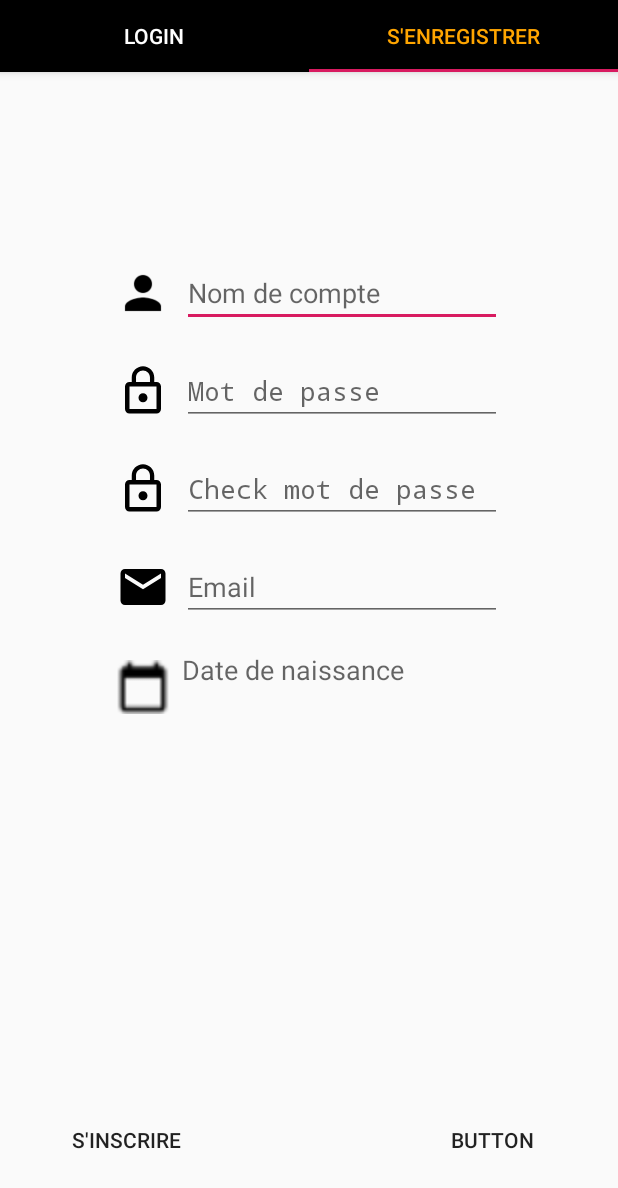
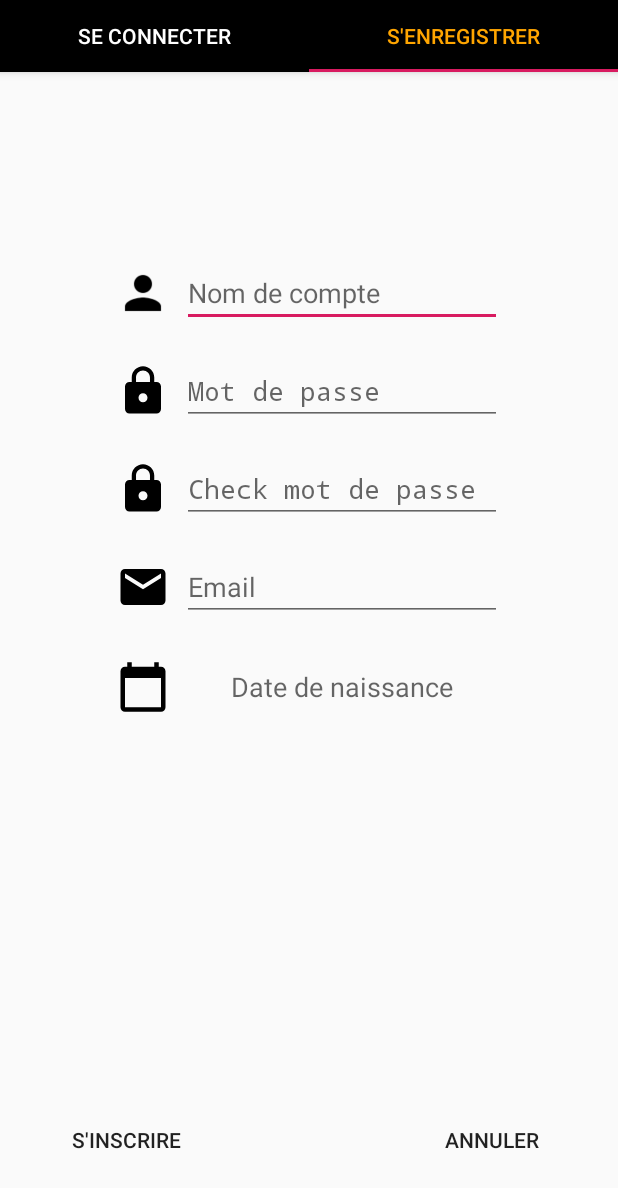
Before and after one commit to HunteRoi/bepway.front.mobile, an Android app: the screen it shows after launch (LoginActivity), tab 2 chosen, on a phone screen of 412 x 824 dp. Shown: the top 1188 px of the screen. Run offline under Robolectric (Android 15) with nearby library versions, the phone set to English and light mode, and no system bars.

Commit message:
Put all strings in strings file

```diff
--- a/App/BepWay/app/src/main/java/com/henallux/bepway/features/activities/CompaniesActivity.java
+++ b/App/BepWay/app/src/main/java/com/henallux/bepway/features/activities/CompaniesActivity.java
@@ -32,7 +32,6 @@ public class CompaniesActivity extends AppCompatActivity {
     private ArrayList<Company> allCompanies;
     private ArrayList<Company> searchedCompanies;
     private Dialog dialog;
-    private SearchView searchView;
     private MenuItem nameFilter;
     private MenuItem sectorFilter;
 
@@ -40,7 +39,9 @@ public class CompaniesActivity extends AppCompatActivity {
     protected void onCreate(Bundle savedInstanceState) {
         super.onCreate(savedInstanceState);
         setContentView(R.layout.list_layout_companies);
-        searchView = findViewById(R.id.searchViewCompanies);
+
+        SearchView searchView = findViewById(R.id.searchViewCompanies);
+
         companiesToDisplay = findViewById(R.id.recyclerView);
         companiesToDisplay.addOnItemTouchListener(new RecyclerItemClickListener(this.getApplicationContext(), companiesToDisplay, new RecyclerItemClickListener.OnItemClickListener() {
             @Override
--- a/App/BepWay/app/src/main/java/com/henallux/bepway/features/activities/LoginActivity.java
+++ b/App/BepWay/app/src/main/java/com/henallux/bepway/features/activities/LoginActivity.java
@@ -1,12 +1,9 @@
 package com.henallux.bepway.features.activities;
 
-import android.graphics.Color;
 import android.support.design.widget.TabLayout;
 import android.support.v4.app.FragmentActivity;
 import android.support.v4.view.ViewPager;
 import android.os.Bundle;
-import android.support.v7.widget.Toolbar;
-
 import com.henallux.bepway.R;
 import com.henallux.bepway.features.adapters.SectionsPageAdapter;
 import com.henallux.bepway.features.fragment.LogFragment;
@@ -34,8 +31,8 @@ public class LoginActivity extends FragmentActivity {
 
     private void setupViewPager(ViewPager viewPager){
         SectionsPageAdapter adapter = new SectionsPageAdapter(getSupportFragmentManager());
-        adapter.addFragment(new LogFragment(), "Login");
-        adapter.addFragment(new RegisterFragment(), "S'enregistrer");
+        adapter.addFragment(new LogFragment(), getString(R.string.title_tab_login));
+        adapter.addFragment(new RegisterFragment(), getString(R.string.title_tab_regiser));
         viewPager.setAdapter(adapter);
     }
 }
--- a/App/BepWay/app/src/main/java/com/henallux/bepway/features/activities/MainActivity.java
+++ b/App/BepWay/app/src/main/java/com/henallux/bepway/features/activities/MainActivity.java
@@ -45,14 +45,8 @@ public class MainActivity extends AppCompatActivity {
                                 break;
                             default : break;
                         }
-                        // set item as selected to persist highlight
                         menuItem.setChecked(true);
-                        // close drawer when item is tapped
                         drawerLayout.closeDrawers();
-
-                        // Add code here to update the UI based on the item selected
-                        // For example, swap UI fragments here
-
                         return true;
                     }
                 });
--- a/App/BepWay/app/src/main/java/com/henallux/bepway/features/activities/MapActivity.java
+++ b/App/BepWay/app/src/main/java/com/henallux/bepway/features/activities/MapActivity.java
@@ -29,8 +29,8 @@ public class MapActivity extends AppCompatActivity {
     private LoadZonings loadZoning;
     private ArrayList<Zoning>allZonings;
     private LocationManager manager;
+    private SurfaceMap surfaceMap;
     private LocationListener listener;
-    private SurfaceMap surfaceMap;
 
     @Override
     protected void onCreate(Bundle savedInstanceState) {
--- a/App/BepWay/app/src/main/java/com/henallux/bepway/features/fragment/LogFragment.java
+++ b/App/BepWay/app/src/main/java/com/henallux/bepway/features/fragment/LogFragment.java
@@ -5,7 +5,6 @@ import android.os.Bundle;
 import android.support.annotation.NonNull;
 import android.support.annotation.Nullable;
 import android.support.v4.app.Fragment;
-import android.util.Log;
 import android.view.LayoutInflater;
 import android.view.View;
 import android.view.ViewGroup;
@@ -13,6 +12,7 @@ import android.widget.Button;
 
 import com.henallux.bepway.R;
 import com.henallux.bepway.features.activities.MainActivity;
+import com.henallux.bepway.features.activities.ZoningsActivity;
 
 public class LogFragment extends Fragment {
     public LogFragment(){
@@ -34,7 +34,6 @@ public class LogFragment extends Fragment {
             public void onClick(View v) {
                 // Mettre en place la connection
                 Intent intent = new Intent(getActivity(), MainActivity.class);
-                Log.i("PhoneCrash", "intent created");
                 getActivity().startActivity(intent);
                 getActivity().finish();
             }
--- a/App/BepWay/app/src/main/java/com/henallux/bepway/features/fragment/RegisterFragment.java
+++ b/App/BepWay/app/src/main/java/com/henallux/bepway/features/fragment/RegisterFragment.java
@@ -7,6 +7,7 @@ import android.os.Bundle;
 import android.support.annotation.NonNull;
 import android.support.annotation.Nullable;
 import android.support.v4.app.Fragment;
+import android.util.Patterns;
 import android.view.LayoutInflater;
 import android.view.View;
 import android.view.ViewGroup;
@@ -17,25 +18,35 @@ import android.widget.TextView;
 
 import com.henallux.bepway.R;
 
+import java.text.SimpleDateFormat;
 import java.util.Calendar;
+import java.util.Date;
 
 public class RegisterFragment extends Fragment {
 
     private TextView displayDate;
     private DatePickerDialog.OnDateSetListener dateSetListener;
+    private Date birthDate;
+    private EditText usernameInput;
+    private EditText emailInput;
+    private EditText passwordInput;
+    private EditText passwordCheckInput;
 
     @Nullable
     @Override
     public View onCreateView(@NonNull LayoutInflater inflater, @Nullable ViewGroup container, @Nullable Bundle savedInstanceState) {
         View view = inflater.inflate(R.layout.fragment_register, container, false);
         Button createButton = view.findViewById(R.id.createAccountButton);
-        final EditText usernameInput = view.findViewById(R.id.usernameInput);
+        usernameInput = view.findViewById(R.id.usernameInput);
+        passwordInput = view.findViewById(R.id.passwordInput);
+        passwordCheckInput = view.findViewById(R.id.passwordCheckInput);
+        emailInput = view.findViewById(R.id.emailInput);
         displayDate = view.findViewById(R.id.registerBirthdate);
 
         createButton.setOnClickListener(new View.OnClickListener() {
             @Override
             public void onClick(View v) {
-                usernameInput.setError("Test erreur");
+                checkForm();
             }
         });
 
@@ -59,10 +70,27 @@ public class RegisterFragment extends Fragment {
 
             @Override
             public void onDateSet(DatePicker view, int year, int month, int dayOfMonth) {
-                // create object etc
+                String date = dayOfMonth+"/"+(month+1)+"/"+year;
+                SimpleDateFormat formater = new SimpleDateFormat("dd/MM/yyyy");
+                try{
+                  birthDate = formater.parse(date);
+                  displayDate.setText(formater.format(birthDate));
+                }
+                catch(Exception ex) {
+
+                }
             }
         };
 
         return view;
     }
+
+    private void checkForm(){
+        if(usernameInput.getText().toString().isEmpty()) usernameInput.setError(getString(R.string.empty_field_error));
+        if(passwordInput.getText().toString().isEmpty())passwordInput.setError(getString(R.string.empty_field_error));
+        if(passwordCheckInput.getText().toString().isEmpty())passwordCheckInput.setError(getString(R.string.empty_field_error));
+        if(!passwordInput.getText().toString().equals(passwordCheckInput.getText().toString())) passwordCheckInput.setError(getString(R.string.passwords_dont_match_error));
+        if(emailInput.getText().toString().isEmpty()) emailInput.setError(getString(R.string.empty_field_error));
+        else if(!Patterns.EMAIL_ADDRESS.matcher(emailInput.getText().toString()).matches()) emailInput.setError(getString(R.string.invalid_email_error));
+    }
 }
--- /dev/null
+++ b/App/BepWay/app/src/main/res/drawable/ic_calendar.xml
@@ -0,0 +1,13 @@
+<?xml version="1.0" encoding="utf-8"?>
+<vector xmlns:android="http://schemas.android.com/apk/res/android"
+    android:width="24dp"
+    android:height="24dp"
+    android:viewportWidth="24"
+    android:viewportHeight="24">
+
+    <path
+        android:fillColor="#000000"
+        android:pathData="M20 3h-1V1h-2v2H7V1H5v2H4c-1.1 0-2 0.9-2 2v16c0 1.1 0.9 2 2 2h16c1.1 0 2-0.9 2-2V5c0-1.1-0.9-2-2-2zm0 18H4V8h16v13z" />
+    <path
+        android:pathData="M0 0h24v24H0z" />
+</vector>
--- a/App/BepWay/app/src/main/res/drawable/ic_lock.xml
+++ b/App/BepWay/app/src/main/res/drawable/ic_lock.xml
@@ -1,9 +1,13 @@
+<?xml version="1.0" encoding="utf-8"?>
 <vector xmlns:android="http://schemas.android.com/apk/res/android"
-        android:width="24dp"
-        android:height="24dp"
-        android:viewportWidth="24.0"
-        android:viewportHeight="24.0">
+    android:width="24dp"
+    android:height="24dp"
+    android:viewportWidth="24"
+    android:viewportHeight="24">
+
     <path
-        android:fillColor="#FF000000"
-        android:pathData="M12,17c1.1,0 2,-0.9 2,-2s-0.9,-2 -2,-2 -2,0.9 -2,2 0.9,2 2,2zM18,8h-1L17,6c0,-2.76 -2.24,-5 -5,-5S7,3.24 7,6v2L6,8c-1.1,0 -2,0.9 -2,2v10c0,1.1 0.9,2 2,2h12c1.1,0 2,-0.9 2,-2L20,10c0,-1.1 -0.9,-2 -2,-2zM8.9,6c0,-1.71 1.39,-3.1 3.1,-3.1s3.1,1.39 3.1,3.1v2L8.9,8L8.9,6zM18,20L6,20L6,10h12v10z"/>
+        android:pathData="M0 0h24v24H0z" />
+    <path
+        android:fillColor="#000000"
+        android:pathData="M18 8h-1V6c0-2.76-2.24-5-5-5S7 3.24 7 6v2H6c-1.1 0-2 0.9-2 2v10c0 1.1 0.9 2 2 2h12c1.1 0 2-0.9 2-2V10c0-1.1-0.9-2-2-2zm-6 9c-1.1 0-2-0.9-2-2s0.9-2 2-2 2 0.9 2 2-0.9 2-2 2zm3.1-9H8.9V6c0-1.71 1.39-3.1 3.1-3.1 1.71 0 3.1 1.39 3.1 3.1v2z" />
 </vector>
--- a/App/BepWay/app/src/main/res/layout/fragment_log.xml
+++ b/App/BepWay/app/src/main/res/layout/fragment_log.xml
@@ -14,7 +14,7 @@
         android:layout_marginTop="80dp"
         android:layout_marginEnd="8dp"
         android:ems="10"
-        android:hint="Username"
+        android:hint="@string/username_hint"
         android:inputType="textPersonName"
         app:layout_constraintEnd_toEndOf="parent"
         app:layout_constraintStart_toStartOf="parent"
@@ -37,7 +37,7 @@
         android:layout_marginTop="20dp"
         android:layout_marginEnd="8dp"
         android:ems="10"
-        android:hint="Password"
+        android:hint="@string/password_hint"
         android:inputType="textPassword"
         app:layout_constraintEnd_toEndOf="parent"
         app:layout_constraintStart_toStartOf="parent"
@@ -73,7 +73,7 @@
         android:layout_marginTop="40dp"
         android:layout_marginEnd="8dp"
         android:background="?selectableItemBackgroundBorderless"
-        android:text="Se connecter"
+        android:text="@string/connection_button"
         app:layout_constraintEnd_toEndOf="parent"
         app:layout_constraintStart_toStartOf="parent"
         app:layout_constraintTop_toBottomOf="@+id/editText2" />
--- a/App/BepWay/app/src/main/res/layout/fragment_register.xml
+++ b/App/BepWay/app/src/main/res/layout/fragment_register.xml
@@ -34,7 +34,7 @@
             android:layout_height="wrap_content"
             android:layout_marginEnd="8dp"
             android:ems="10"
-            android:hint="Nom de compte"
+            android:hint="@string/username_hint"
             android:inputType="text"
             app:layout_constraintEnd_toEndOf="parent" />
 
@@ -57,18 +57,18 @@
             android:layout_marginStart="8dp"
             android:layout_marginEnd="8dp"
             android:src="@drawable/ic_lock"
-            app:layout_constraintBottom_toBottomOf="@+id/editText4"
-            app:layout_constraintEnd_toStartOf="@+id/editText4"
+            app:layout_constraintBottom_toBottomOf="@+id/passwordInput"
+            app:layout_constraintEnd_toStartOf="@+id/passwordInput"
             app:layout_constraintStart_toStartOf="parent"
-            app:layout_constraintTop_toTopOf="@+id/editText4" />
+            app:layout_constraintTop_toTopOf="@+id/passwordInput" />
 
         <EditText
-            android:id="@+id/editText4"
+            android:id="@+id/passwordInput"
             android:layout_width="wrap_content"
             android:layout_height="wrap_content"
             android:layout_marginEnd="8dp"
             android:ems="10"
-            android:hint="Mot de passe"
+            android:hint="@string/password_hint"
             android:inputType="textPassword"
             app:layout_constraintEnd_toEndOf="parent" />
 
@@ -93,18 +93,18 @@
             android:layout_marginStart="8dp"
             android:layout_marginEnd="8dp"
             android:src="@drawable/ic_lock"
-            app:layout_constraintBottom_toBottomOf="@+id/editText6"
-            app:layout_constraintEnd_toStartOf="@+id/editText6"
+            app:layout_constraintBottom_toBottomOf="@+id/passwordCheckInput"
+            app:layout_constraintEnd_toStartOf="@+id/passwordCheckInput"
             app:layout_constraintStart_toStartOf="parent"
-            app:layout_constraintTop_toTopOf="@+id/editText6" />
+            app:layout_constraintTop_toTopOf="@+id/passwordCheckInput" />
 
         <EditText
-            android:id="@+id/editText6"
+            android:id="@+id/passwordCheckInput"
             android:layout_width="wrap_content"
             android:layout_height="wrap_content"
             android:layout_marginEnd="8dp"
             android:ems="10"
-            android:hint="Check mot de passe"
+            android:hint="@string/check_password_hint"
             android:inputType="textPassword"
             app:layout_constraintEnd_toEndOf="parent" />
 
@@ -128,19 +128,19 @@
             android:layout_marginStart="8dp"
             android:layout_marginEnd="8dp"
             android:src="@drawable/ic_email"
-            app:layout_constraintBottom_toBottomOf="@+id/editText5"
-            app:layout_constraintEnd_toStartOf="@+id/editText5"
+            app:layout_constraintBottom_toBottomOf="@+id/emailInput"
+            app:layout_constraintEnd_toStartOf="@+id/emailInput"
             app:layout_constraintStart_toStartOf="parent"
-            app:layout_constraintTop_toTopOf="@+id/editText5" />
+            app:layout_constraintTop_toTopOf="@+id/emailInput" />
 
         <EditText
-            android:id="@+id/editText5"
+            android:id="@+id/emailInput"
             android:layout_width="wrap_content"
             android:layout_height="wrap_content"
             android:layout_marginEnd="8dp"
             android:ems="10"
-            android:hint="Email"
-            android:inputType="text"
+            android:hint="@string/email_hint"
+            android:inputType="textEmailAddress"
             app:layout_constraintEnd_toEndOf="parent" />
 
     </android.support.constraint.ConstraintLayout>
@@ -171,11 +171,11 @@
             android:id="@+id/registerBirthdate"
             android:layout_width="wrap_content"
             android:layout_height="48dp"
+            android:gravity="center"
             android:layout_marginEnd="8dp"
             android:ems="10"
-            android:hint="Date de naissance"
+            android:hint="@string/birthdate_hint"
             android:inputType="textPersonName"
-            android:textAlignment="textStart"
             android:textSize="18sp"
             app:layout_constraintEnd_toEndOf="parent" />
 
@@ -188,7 +188,7 @@
         android:layout_marginStart="40dp"
         android:layout_marginBottom="40dp"
         android:background="?selectableItemBackgroundBorderless"
-        android:text="S'inscrire"
+        android:text="@string/register_button"
         app:layout_constraintBottom_toBottomOf="parent"
         app:layout_constraintStart_toStartOf="parent" />
 
@@ -199,7 +199,7 @@
         android:layout_marginEnd="40dp"
         android:layout_marginBottom="40dp"
         android:background="?selectableItemBackgroundBorderless"
-        android:text="Button"
+        android:text="@string/cancel_button"
         app:layout_constraintBottom_toBottomOf="parent"
         app:layout_constraintEnd_toEndOf="parent" />
 
--- a/App/BepWay/app/src/main/res/layout/list_item_company_layout.xml
+++ b/App/BepWay/app/src/main/res/layout/list_item_company_layout.xml
@@ -38,7 +38,6 @@
             android:layout_marginStart="5dp"
             android:layout_marginTop="8dp"
             android:layout_marginEnd="8dp"
-            android:text="@string/textview"
             android:textAlignment="textStart"
             android:textStyle="bold"
             app:layout_constraintEnd_toEndOf="parent"
@@ -53,7 +52,6 @@
             android:layout_marginStart="5dp"
             android:layout_marginTop="10dp"
             android:layout_marginEnd="8dp"
-            android:text="TextView"
             app:layout_constraintEnd_toEndOf="parent"
             app:layout_constraintHorizontal_bias="0.0"
             app:layout_constraintStart_toStartOf="parent"
@@ -66,7 +64,6 @@
             android:layout_marginStart="5dp"
             android:layout_marginTop="10dp"
             android:layout_marginEnd="8dp"
-            android:text="TextView"
             app:layout_constraintEnd_toEndOf="parent"
             app:layout_constraintHorizontal_bias="0.0"
             app:layout_constraintStart_toStartOf="parent"
--- a/App/BepWay/app/src/main/res/layout/list_item_zoning_layout.xml
+++ b/App/BepWay/app/src/main/res/layout/list_item_zoning_layout.xml
@@ -27,7 +27,6 @@
             android:layout_marginStart="8dp"
             android:layout_marginTop="8dp"
             android:layout_marginEnd="8dp"
-            android:text="TextView"
             app:layout_constraintEnd_toEndOf="parent"
             app:layout_constraintHorizontal_bias="0.0"
             app:layout_constraintStart_toStartOf="parent"
@@ -40,7 +39,6 @@
             android:layout_marginStart="8dp"
             android:layout_marginTop="10dp"
             android:layout_marginEnd="8dp"
-            android:text="TextView"
             app:layout_constraintEnd_toEndOf="parent"
             app:layout_constraintHorizontal_bias="0.0"
             app:layout_constraintStart_toStartOf="parent"
--- a/App/BepWay/app/src/main/res/menu/filter_search_layout.xml
+++ b/App/BepWay/app/src/main/res/menu/filter_search_layout.xml
@@ -6,13 +6,13 @@
         android:checked="false"
         android:checkable="true"
         android:enabled="true"
-        android:title="Name"
+        android:title="@string/filter_name_option"
         app:showAsAction="never"/>
     <item
         android:id="@+id/checkSector"
         android:checked="false"
         android:checkable="true"
         android:enabled="true"
-        android:title="Sector"
+        android:title="@string/filter_sector_option"
         app:showAsAction="never"/>
 </menu>
--- a/App/BepWay/app/src/main/res/values/strings.xml
+++ b/App/BepWay/app/src/main/res/values/strings.xml
@@ -11,11 +11,30 @@
     <string name="title_activity_maps">Map</string>
     <string name="settingsItem">Paramètres</string>
     <string name="researchItem">Recherche</string>
-    <string name="title_activity_main2">Main2Activity</string>
-    <string name="tab_text_1">Tab 1</string>
-    <string name="tab_text_2">Tab 2</string>
-    <string name="tab_text_3">Tab 3</string>
     <string name="action_settings">Settings</string>
     <string name="section_format">Hello World from section: %1$d</string>
     <string name="title_activity_test_login">TestLoginActivity</string>
+    <string name="title_tab_login">Se connecter</string>
+    <string name="title_tab_regiser">S\'enregistrer</string>
+    <string name="size_unity">ares</string>
+    <string name="empty_field_error">Ce champ doit être rempli</string>
+    <string name="passwords_dont_match_error">Vos mots de passes sont différents</string>
+    <string name="invalid_email_error">Adresse non valide</string>
+    <string name="map_option">Afficher la carte</string>
+    <string name="website_option">Site web</string>
+    <string name="username_hint">Nom de compte</string>
+    <string name="password_hint">Mot de passe</string>
+    <string name="check_password_hint">Check mot de passe</string>
+    <string name="email_hint">Email</string>
+    <string name="birthdate_hint">Date de naissance</string>
+    <string name="register_button">S\'inscrire</string>
+    <string name="cancel_button">Annuler</string>
+    <string name="connection_button">Se connecter</string>
+    <string name="title_popup_zoning_superficie">Superficie</string>
+    <string name="title_popup_zoning_implantations">Implantations</string>
+    <string name="title_popup_zoning_commune">Commune</string>
+    <string name="title_popup_zoning_localite">Localité</string>
+    <string name="listing_companies_option">Les entreprises</string>
+    <string name="filter_name_option">Nom</string>
+    <string name="filter_sector_option">Secteur</string>
 </resources>
```
Also changed, not shown: App/BepWay/app/src/main/java/com/henallux/bepway/features/activities/ZoningsActivity.java (+4 -5 lines), App/BepWay/app/src/main/res/drawable-v24/ic_launcher_background.xml (deleted, +0 -170 lines), App/BepWay/app/src/main/res/layout/activity_maps.xml (deleted, +0 -9 lines), App/BepWay/app/src/main/res/layout/company_popup.xml (+7 -7 lines), App/BepWay/app/src/main/res/layout/zoning_popup.xml (+7 -11 lines), App/BepWay/app/src/main/res/drawable/ic_calendar.png (deleted).
